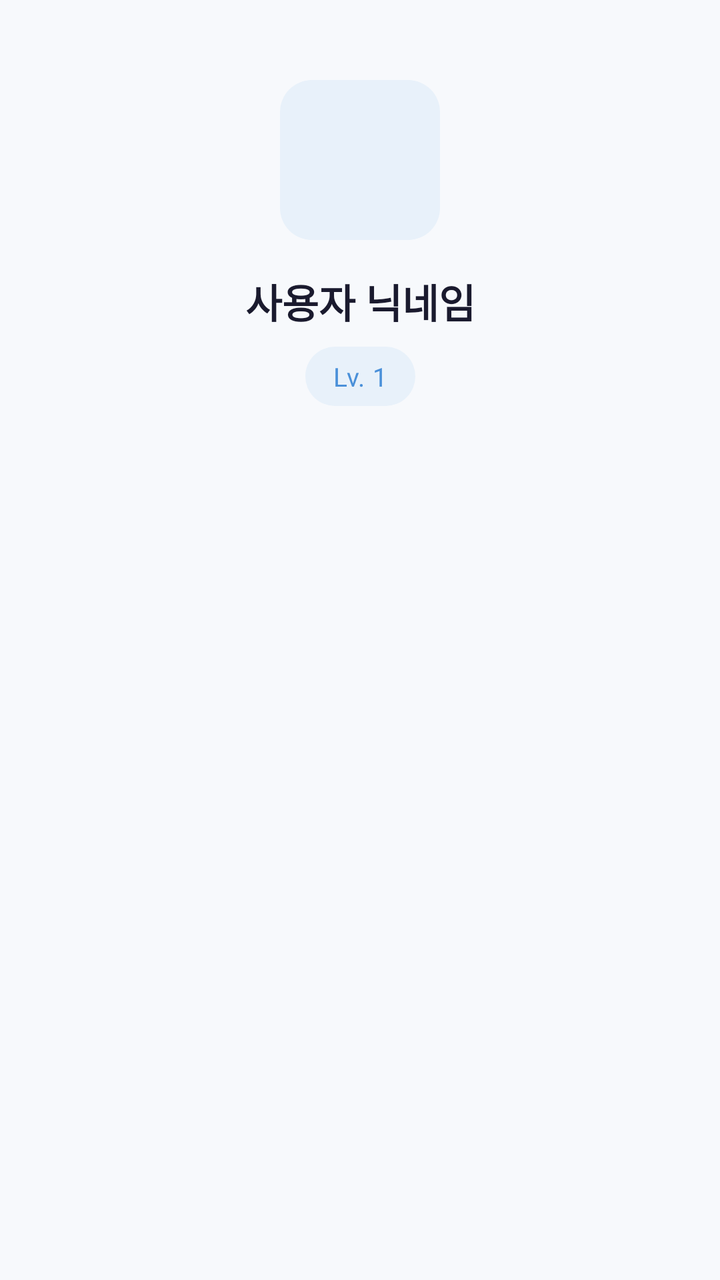
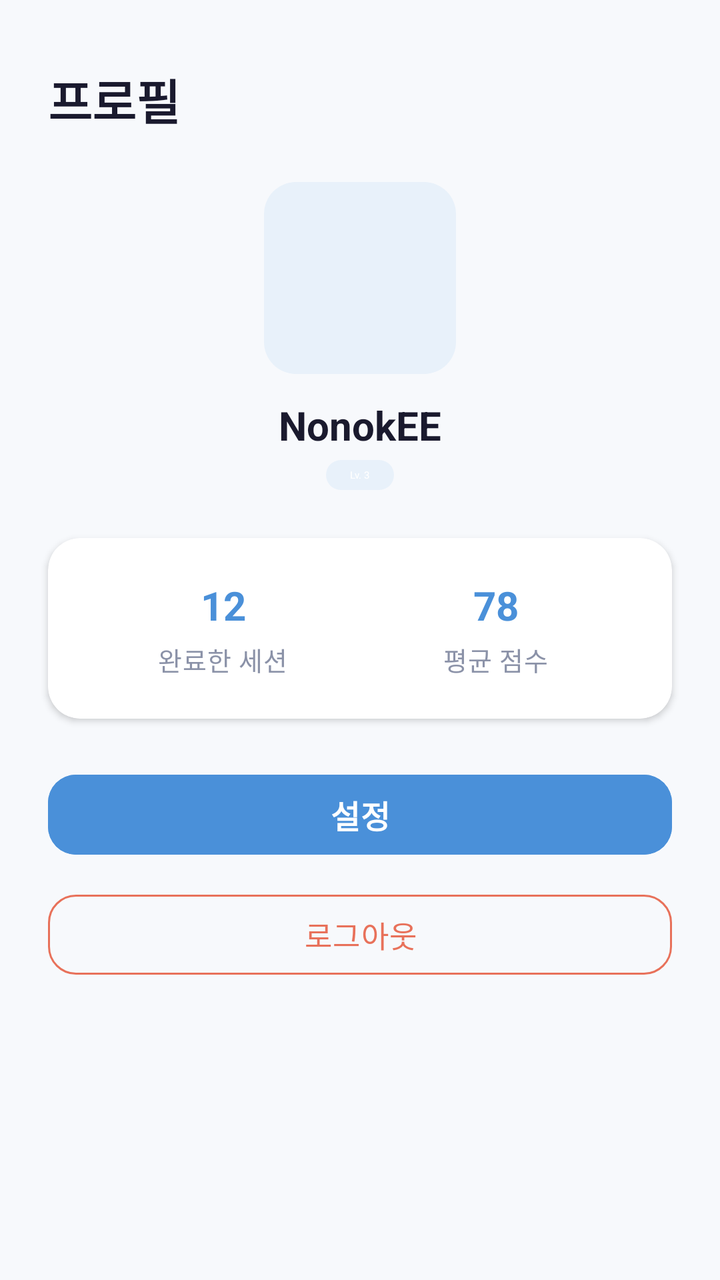

Compare the two renders of this Android layout. The source of the first and the diff that turns it into the second are given below.
<!-- AndroidManifest.xml: application theme Theme.SeSAC_Speech -->
<!-- res/layout/fragment_profile.xml -->
<?xml version="1.0" encoding="utf-8"?>
<androidx.constraintlayout.widget.ConstraintLayout xmlns:android="http://schemas.android.com/apk/res/android"
    xmlns:app="http://schemas.android.com/apk/res-auto"
    android:layout_width="match_parent"
    android:layout_height="match_parent"
    android:background="@color/background">

    
    <ImageView
        android:id="@+id/ivAvatar"
        android:layout_width="80dp"
        android:layout_height="80dp"
        android:layout_marginTop="40dp"
        android:background="@drawable/bg_icon_circle"
        android:contentDescription="프로필 사진"
        app:layout_constraintEnd_toEndOf="parent"
        app:layout_constraintStart_toStartOf="parent"
        app:layout_constraintTop_toTopOf="parent" />

    
    <TextView
        android:id="@+id/tvNickname"
        android:layout_width="wrap_content"
        android:layout_height="wrap_content"
        android:layout_marginTop="16dp"
        android:text="사용자 닉네임"
        android:textAppearance="@style/TextAppearance.SeSAC.H2"
        app:layout_constraintEnd_toEndOf="parent"
        app:layout_constraintStart_toStartOf="parent"
        app:layout_constraintTop_toBottomOf="@id/ivAvatar" />

    
    <TextView
        android:id="@+id/tvLevel"
        android:layout_width="wrap_content"
        android:layout_height="wrap_content"
        android:layout_marginTop="8dp"
        android:background="@drawable/bg_badge"
        android:paddingHorizontal="14dp"
        android:paddingVertical="6dp"
        android:text="Lv. 1"
        android:textAppearance="@style/TextAppearance.SeSAC.Caption"
        android:textColor="@color/primary"
        app:layout_constraintEnd_toEndOf="parent"
        app:layout_constraintStart_toStartOf="parent"
        app:layout_constraintTop_toBottomOf="@id/tvNickname" />

</androidx.constraintlayout.widget.ConstraintLayout>
<!-- resources referenced by this layout -->
<resources>
  <color name="background">#F7F9FC</color>
  <color name="primary">#4A90D9</color>
  <!-- drawable bg_badge (drawable) -->
  <?xml version="1.0" encoding="utf-8"?>
  <shape xmlns:android="http://schemas.android.com/apk/res/android"
      android:shape="rectangle">
      <solid android:color="@color/primary_light" />
      <corners android:radius="20dp" />
      <padding
          android:left="14dp"
          android:right="14dp"
          android:top="6dp"
          android:bottom="6dp" />
  </shape>
  <!-- drawable bg_icon_circle (drawable) -->
  <?xml version="1.0" encoding="utf-8"?>
  <shape xmlns:android="http://schemas.android.com/apk/res/android"
      android:shape="rectangle">
      <solid android:color="@color/primary_light" />
      <corners android:radius="16dp" />
      <size
          android:width="48dp"
          android:height="48dp" />
  </shape>
  <style name="TextAppearance.SeSAC.Caption" parent="TextAppearance.Material3.BodyMedium">
          <item name="android:textSize">13sp</item>
          <item name="android:textColor">@color/text_secondary</item>
          <item name="android:lineHeight">20sp</item>
      </style>
  <style name="TextAppearance.SeSAC.H2" parent="TextAppearance.Material3.HeadlineMedium">
          <item name="android:textSize">20sp</item>
          <item name="android:textStyle">bold</item>
          <item name="android:textColor">@color/text_primary</item>
          <item name="android:lineHeight">28sp</item>
      </style>
  <color name="primary_light">#E8F1FA</color>
  <color name="text_secondary">#8B92A8</color>
  <color name="text_primary">#1A1A2E</color>
  <color name="primary_dark">#3A7BC8</color>
  <color name="surface">#FFFFFF</color>
  <color name="error">#E8715A</color>
  <color name="error_border">#F5D0C8</color>
  <!-- unchanged entries left out for length: 1 -->
</resources>

<!-- the commit's change to res/layout/fragment_profile.xml (unified diff, before → after) -->
@@ -6,43 +6,163 @@
     android:background="@color/background">
 
     
+    <TextView
+        android:id="@+id/tvTitle"
+        android:layout_width="wrap_content"
+        android:layout_height="wrap_content"
+        android:layout_marginStart="24dp"
+        android:layout_marginTop="32dp"
+        android:text="프로필"
+        android:textAppearance="@style/TextAppearance.SeSAC.H1"
+        app:layout_constraintStart_toStartOf="parent"
+        app:layout_constraintTop_toTopOf="parent" />
+
+    
     <ImageView
-        android:id="@+id/ivAvatar"
-        android:layout_width="80dp"
-        android:layout_height="80dp"
-        android:layout_marginTop="40dp"
+        android:id="@+id/ivProfile"
+        android:layout_width="96dp"
+        android:layout_height="96dp"
+        android:layout_marginTop="24dp"
         android:background="@drawable/bg_icon_circle"
         android:contentDescription="프로필 사진"
         app:layout_constraintEnd_toEndOf="parent"
         app:layout_constraintStart_toStartOf="parent"
-        app:layout_constraintTop_toTopOf="parent" />
+        app:layout_constraintTop_toBottomOf="@id/tvTitle" />
 
     
     <TextView
         android:id="@+id/tvNickname"
         android:layout_width="wrap_content"
         android:layout_height="wrap_content"
-        android:layout_marginTop="16dp"
-        android:text="사용자 닉네임"
+        android:layout_marginTop="12dp"
+        android:text="NonokEE"
         android:textAppearance="@style/TextAppearance.SeSAC.H2"
         app:layout_constraintEnd_toEndOf="parent"
         app:layout_constraintStart_toStartOf="parent"
-        app:layout_constraintTop_toBottomOf="@id/ivAvatar" />
+        app:layout_constraintTop_toBottomOf="@id/ivProfile" />
 
     
     <TextView
         android:id="@+id/tvLevel"
         android:layout_width="wrap_content"
         android:layout_height="wrap_content"
-        android:layout_marginTop="8dp"
+        android:layout_marginTop="4dp"
         android:background="@drawable/bg_badge"
-        android:paddingHorizontal="14dp"
-        android:paddingVertical="6dp"
-        android:text="Lv. 1"
-        android:textAppearance="@style/TextAppearance.SeSAC.Caption"
-        android:textColor="@color/primary"
+        android:paddingHorizontal="12dp"
+        android:paddingVertical="4dp"
+        android:text="Lv. 3"
+        android:textAppearance="@style/TextAppearance.SeSAC.Label"
+        android:textColor="@android:color/white"
         app:layout_constraintEnd_toEndOf="parent"
         app:layout_constraintStart_toStartOf="parent"
         app:layout_constraintTop_toBottomOf="@id/tvNickname" />
 
+    
+    <androidx.cardview.widget.CardView
+        android:id="@+id/cardStats"
+        android:layout_width="0dp"
+        android:layout_height="wrap_content"
+        android:layout_marginHorizontal="24dp"
+        android:layout_marginTop="24dp"
+        app:cardBackgroundColor="@android:color/white"
+        app:cardCornerRadius="16dp"
+        app:cardElevation="2dp"
+        app:layout_constraintEnd_toEndOf="parent"
+        app:layout_constraintStart_toStartOf="parent"
+        app:layout_constraintTop_toBottomOf="@id/tvLevel">
+
+        <LinearLayout
+            android:layout_width="match_parent"
+            android:layout_height="wrap_content"
+            android:orientation="horizontal"
+            android:padding="20dp">
+
+            <LinearLayout
+                android:layout_width="0dp"
+                android:layout_height="wrap_content"
+                android:layout_weight="1"
+                android:gravity="center"
+                android:orientation="vertical">
+
+                <TextView
+                    android:id="@+id/tvSessionsCount"
+                    android:layout_width="wrap_content"
+                    android:layout_height="wrap_content"
+                    android:text="12"
+                    android:textAppearance="@style/TextAppearance.SeSAC.H2"
+                    android:textColor="@color/primary" />
+
+                <TextView
+                    android:layout_width="wrap_content"
+                    android:layout_height="wrap_content"
+                    android:layout_marginTop="4dp"
+                    android:text="완료한 세션"
+                    android:textAppearance="@style/TextAppearance.SeSAC.Caption" />
+            </LinearLayout>
+
+            <View
+                android:layout_width="1dp"
+                android:layout_height="40dp"
+                android:background="@color/divider" />
+
+            <LinearLayout
+                android:layout_width="0dp"
+                android:layout_height="wrap_content"
+                android:layout_weight="1"
+                android:gravity="center"
+                android:orientation="vertical">
+
+                <TextView
+                    android:id="@+id/tvAvgScore"
+                    android:layout_width="wrap_content"
+                    android:layout_height="wrap_content"
+                    android:text="78"
+                    android:textAppearance="@style/TextAppearance.SeSAC.H2"
+                    android:textColor="@color/primary" />
+
+                <TextView
+                    android:layout_width="wrap_content"
+                    android:layout_height="wrap_content"
+                    android:layout_marginTop="4dp"
+                    android:text="평균 점수"
+                    android:textAppearance="@style/TextAppearance.SeSAC.Caption" />
+            </LinearLayout>
+
+        </LinearLayout>
+    </androidx.cardview.widget.CardView>
+
+    
+    <com.google.android.material.button.MaterialButton
+        android:id="@+id/btnSettings"
+        android:layout_width="0dp"
+        android:layout_height="wrap_content"
+        android:layout_marginHorizontal="24dp"
+        android:layout_marginTop="24dp"
+        android:backgroundTint="@color/primary"
+        android:text="설정"
+        android:textAppearance="@style/TextAppearance.SeSAC.H4"
+        android:textColor="@android:color/white"
+        app:cornerRadius="14dp"
+        app:layout_constraintEnd_toEndOf="parent"
+        app:layout_constraintStart_toStartOf="parent"
+        app:layout_constraintTop_toBottomOf="@id/cardStats" />
+
+    
+    <com.google.android.material.button.MaterialButton
+        android:id="@+id/btnLogout"
+        android:layout_width="0dp"
+        android:layout_height="wrap_content"
+        android:layout_marginHorizontal="24dp"
+        android:layout_marginTop="12dp"
+        android:backgroundTint="@android:color/transparent"
+        android:text="로그아웃"
+        android:textAppearance="@style/TextAppearance.SeSAC.Body"
+        android:textColor="@color/error"
+        app:cornerRadius="14dp"
+        app:layout_constraintEnd_toEndOf="parent"
+        app:layout_constraintStart_toStartOf="parent"
+        app:layout_constraintTop_toBottomOf="@id/btnSettings"
+        app:strokeColor="@color/error"
+        app:strokeWidth="1dp" />
+
 </androidx.constraintlayout.widget.ConstraintLayout>
<!-- resource entries referenced after the edit -->
@@ -24,16 +24,33 @@
           android:width="48dp"
           android:height="48dp" />
   </shape>
+  <style name="TextAppearance.SeSAC.Body" parent="TextAppearance.Material3.BodyLarge">
+          <item name="android:textSize">15sp</item>
+          <item name="android:textColor">@color/text_primary</item>
+          <item name="android:lineHeight">24sp</item>
+      </style>
   <style name="TextAppearance.SeSAC.Caption" parent="TextAppearance.Material3.BodyMedium">
           <item name="android:textSize">13sp</item>
           <item name="android:textColor">@color/text_secondary</item>
           <item name="android:lineHeight">20sp</item>
+      </style>
+  <style name="TextAppearance.SeSAC.H1" parent="TextAppearance.Material3.HeadlineLarge">
+          <item name="android:textSize">24sp</item>
+          <item name="android:textStyle">bold</item>
+          <item name="android:textColor">@color/text_primary</item>
+          <item name="android:lineHeight">32sp</item>
       </style>
   <style name="TextAppearance.SeSAC.H2" parent="TextAppearance.Material3.HeadlineMedium">
           <item name="android:textSize">20sp</item>
           <item name="android:textStyle">bold</item>
           <item name="android:textColor">@color/text_primary</item>
           <item name="android:lineHeight">28sp</item>
+      </style>
+  <style name="TextAppearance.SeSAC.H4" parent="TextAppearance.Material3.TitleMedium">
+          <item name="android:textSize">16sp</item>
+          <item name="android:textStyle">bold</item>
+          <item name="android:textColor">@color/text_primary</item>
+          <item name="android:lineHeight">24sp</item>
       </style>
   <color name="primary_light">#E8F1FA</color>
   <color name="text_secondary">#8B92A8</color>
